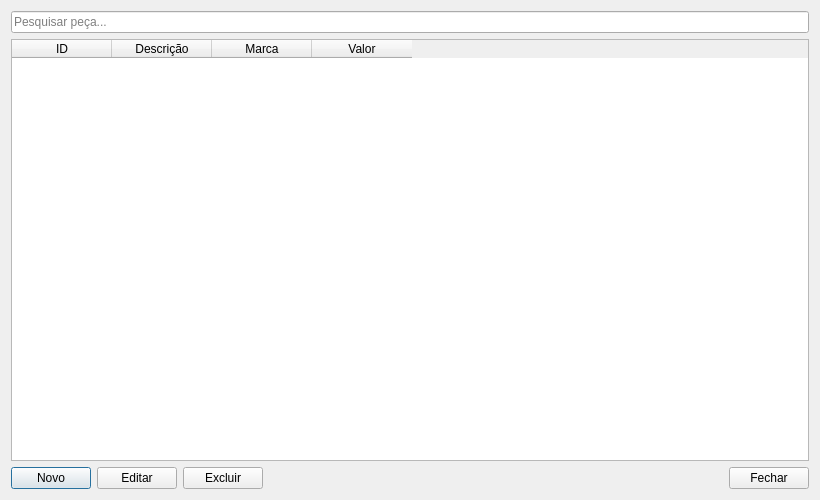
Old version of the form ui/pecas.ui in the repository viniciusbassio/EWE-AUTO.
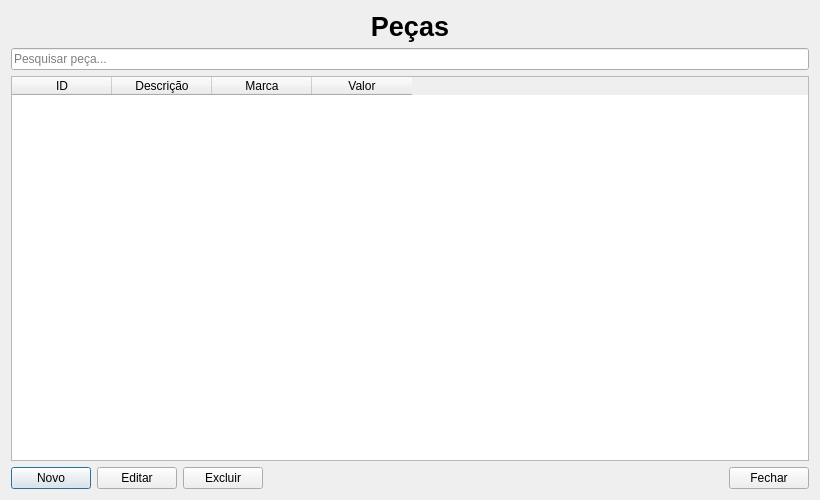
New version of the form.

Patch:
```diff
--- a/ui/pecas.ui
+++ b/ui/pecas.ui
@@ -18,6 +18,25 @@
 
   <layout class="QVBoxLayout" name="verticalLayout">
 
+    <item>
+    <widget class="QLabel" name="lblVeiculos">
+        <property name="font">
+            <font>
+                <pointsize>20</pointsize>
+                <bold>true</bold>
+            </font>
+        </property>
+
+        <property name="alignment">
+            <set>Qt::AlignCenter</set>
+        </property>
+
+        <property name="text">
+            <string>Peças</string>
+        </property>
+    </widget>
+    </item>
+
    <!-- Pesquisa -->
    <item>
     <widget class="QLineEdit" name="txtPesquisar">
```
